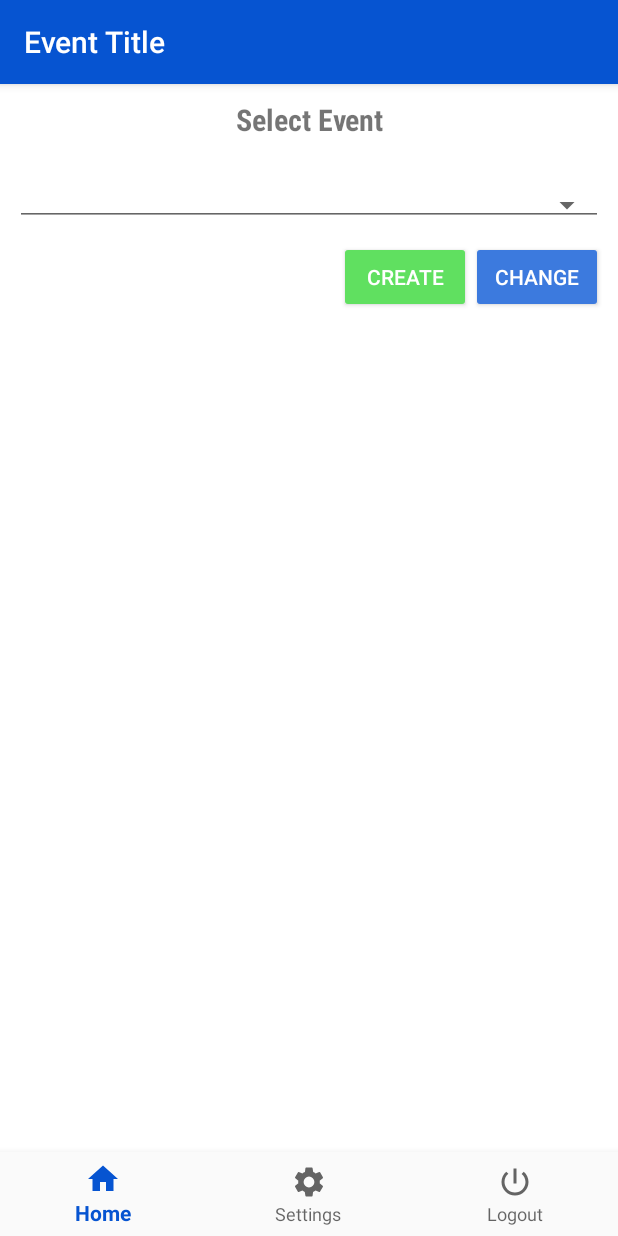
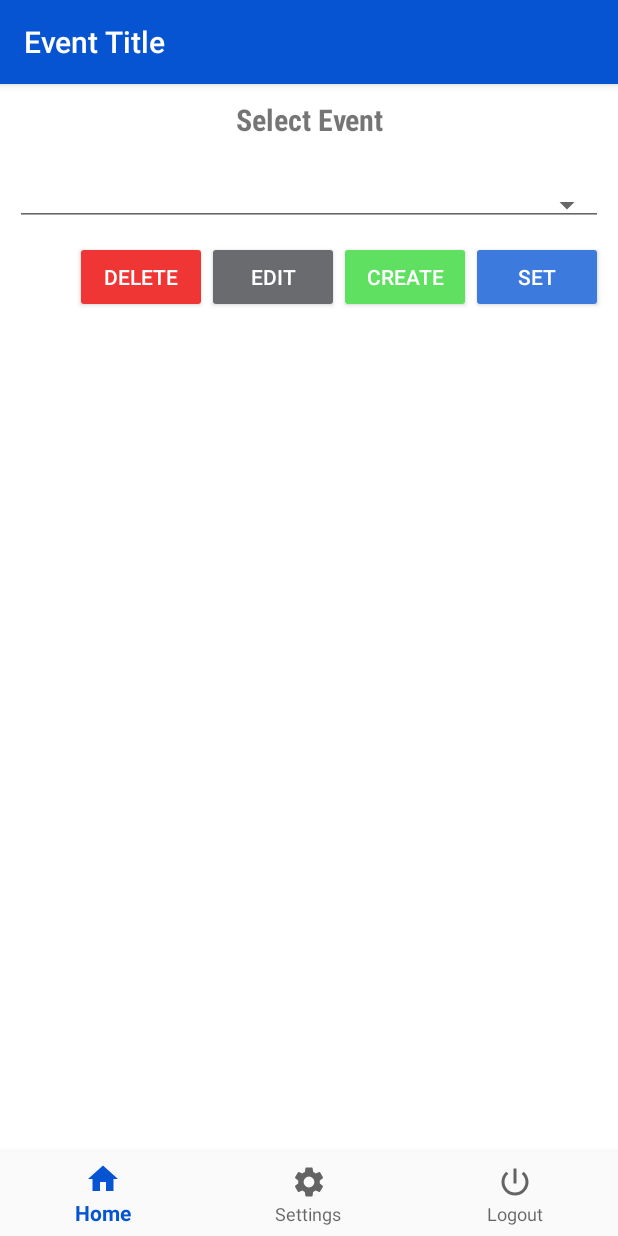
Before and after one commit to jesterx7/ElfaraApp, an Android app: the fragment EventTitleFragment placed in its activity, on a phone screen of 412 x 824 dp. Run offline under Robolectric (Android 15) with nearby library versions, the phone set to English and light mode, and no system bars; 2 statements that could not run were skipped.

Commit message:
- CRUD Event

```diff
--- a/app/src/main/java/com/elfara/user/elfaraapp/Core/ApiInterface.java
+++ b/app/src/main/java/com/elfara/user/elfaraapp/Core/ApiInterface.java
@@ -17,12 +17,14 @@ import java.util.List;
 import okhttp3.MultipartBody;
 import okhttp3.ResponseBody;
 import retrofit2.Call;
+import retrofit2.http.DELETE;
 import retrofit2.http.Field;
 import retrofit2.http.FormUrlEncoded;
 import retrofit2.http.GET;
 import retrofit2.http.Multipart;
 import retrofit2.http.POST;
 import retrofit2.http.Part;
+import retrofit2.http.Path;
 
 public interface ApiInterface {
     @FormUrlEncoded
@@ -151,6 +153,18 @@ public interface ApiInterface {
             @Field("level") int level
     );
 
+    @FormUrlEncoded
+    @POST("update_event.php")
+    Call<DefaultResponse> updateEventName(
+            @Field("idevent") int idevent,
+            @Field("new_name") String newName
+    );
+
+    @DELETE("update_event.php")
+    Call<DefaultResponse> deleteEvent(
+            @Path("idevent") int idevent
+    );
+
     @GET("get_event_name.php")
     Call<Event> getEventName();
 
--- a/app/src/main/res/layout/fragment_event_title.xml
+++ b/app/src/main/res/layout/fragment_event_title.xml
@@ -21,7 +21,7 @@
         android:layout_width="match_parent"
         android:layout_height="wrap_content"
         android:orientation="vertical"
-        android:visibility="gone">
+        android:visibility="visible">
         <TextView
             android:layout_width="match_parent"
             android:layout_height="wrap_content"
@@ -44,6 +44,22 @@
             android:gravity="end"
             android:orientation="horizontal">
             <Button
+                android:id="@+id/btnDeleteEvent"
+                android:layout_width="wrap_content"
+                android:layout_height="wrap_content"
+                android:backgroundTint="@color/dangerColor"
+                android:textColor="@color/whitecolor"
+                android:layout_marginTop="10dp"
+                android:text="Delete"/>
+            <Button
+                android:id="@+id/btnEditEvent"
+                android:layout_width="wrap_content"
+                android:layout_height="wrap_content"
+                android:backgroundTint="@color/disabledColor"
+                android:textColor="@color/whitecolor"
+                android:layout_marginTop="10dp"
+                android:text="Edit"/>
+            <Button
                 android:id="@+id/btnCreateEvent"
                 android:layout_width="wrap_content"
                 android:layout_height="wrap_content"
@@ -58,7 +74,7 @@
                 android:backgroundTint="@color/colorAccent"
                 android:textColor="@color/whitecolor"
                 android:layout_marginTop="10dp"
-                android:text="Change"/>
+                android:text="Set"/>
         </LinearLayout>
     </LinearLayout>
 
--- a/app/src/main/res/values/colors.xml
+++ b/app/src/main/res/values/colors.xml
@@ -7,5 +7,6 @@
     <color name="whitecolor">#ffffff</color>
     <color name="successColor">#23d61a</color>
     <color name="disabledColor">#696b6e</color>
+    <color name="dangerColor">#f03535</color>
     <color name="logoColor">#38dd98</color>
 </resources>
--- a/app/src/main/res/values/strings.xml
+++ b/app/src/main/res/values/strings.xml
@@ -28,4 +28,7 @@
         <item>November</item>
         <item>Desember</item>
     </string-array>
+
+    <!-- TODO: Remove or change this placeholder text -->
+    <string name="hello_blank_fragment">Hello blank fragment</string>
 </resources>
```
Also changed, not shown: app/src/main/java/com/elfara/user/elfaraapp/ui/EditEventFragment.java (added, +52 -0 lines), app/src/main/java/com/elfara/user/elfaraapp/ui/EventTitleFragment.java (+49 -9 lines), app/src/main/res/layout/fragment_edit_event.xml (added, +46 -0 lines).
